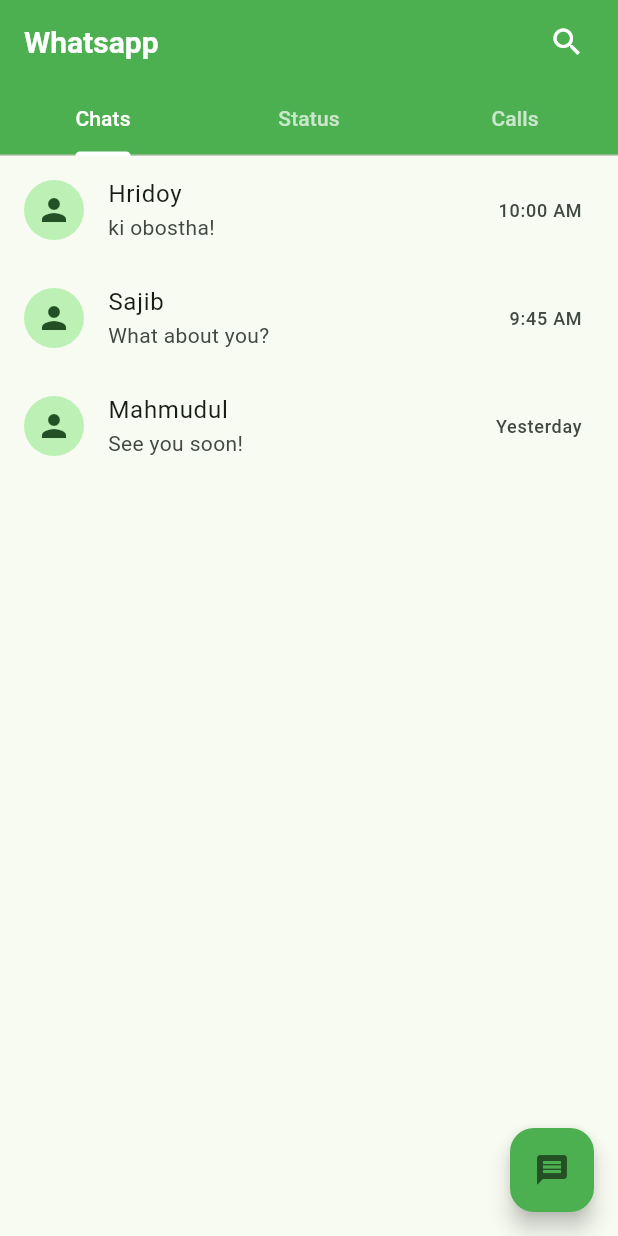
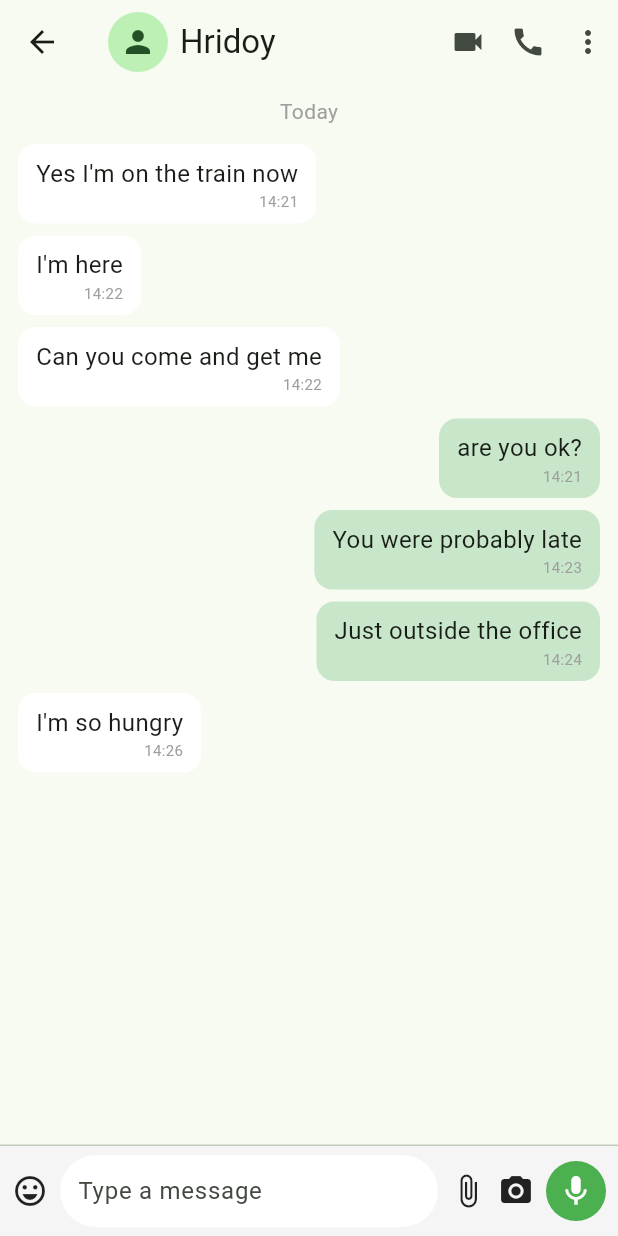
Before and after one commit to hrz07/whatsapp-flutter, a Flutter app: the screen it shows after launch, after a tap on "Hridoy", on a phone screen of 412 x 824 dp. Run offline on Flutter 3.47's test engine with Material 3 defaults, Android fonts, the phone set to English and light mode, and no system bars.

Commit message:
feat: chat inbox screen designed

```diff
--- a/lib/modules/chat/widgets/chat_list.dart
+++ b/lib/modules/chat/widgets/chat_list.dart
@@ -1,5 +1,6 @@
 import 'package:flutter/material.dart';
 import 'package:whatsapp/modules/chat/dummy-data/dummy_chat_list.dart';
+import 'package:whatsapp/modules/inbox/pages/chat_inbox_screen.dart';
 
 class ChatsTab extends StatelessWidget {
   const ChatsTab({super.key});
@@ -18,7 +19,12 @@ class ChatsTab extends StatelessWidget {
           subtitle: Text(chat['message']!),
           trailing: Text(chat['time']!, style: const TextStyle(fontSize: 12)),
           onTap: () {
-            debugPrint('Tapped on ${chat['name']}');
+            Navigator.push(
+              context,
+              MaterialPageRoute(
+                builder: (_) => ChatInboxScreen(name: chat['name']!),
+              ),
+            );
           },
         );
       },
--- /dev/null
+++ b/lib/modules/inbox/pages/chat_inbox_screen.dart
@@ -0,0 +1,121 @@
+import 'package:flutter/material.dart';
+
+class ChatInboxScreen extends StatelessWidget {
+  final String name;
+
+  const ChatInboxScreen({super.key, required this.name});
+
+  @override
+  Widget build(BuildContext context) {
+    final messages = [
+      {'text': 'Yes I\'m on the train now', 'time': '14:21', 'isMe': false},
+      {'text': 'I\'m here', 'time': '14:22', 'isMe': false},
+      {'text': 'Can you come and get me', 'time': '14:22', 'isMe': false},
+      {'text': 'are you ok?', 'time': '14:21', 'isMe': true},
+      {'text': 'You were probably late', 'time': '14:23', 'isMe': true},
+      {'text': 'Just outside the office', 'time': '14:24', 'isMe': true},
+      {'text': 'I\'m so hungry', 'time': '14:26', 'isMe': false},
+    ];
+
+    return Scaffold(
+      appBar: AppBar(
+        title: Row(
+          children: [
+            const CircleAvatar(child: Icon(Icons.person)),
+            const SizedBox(width: 8),
+            Text(name),
+          ],
+        ),
+        actions: const [
+          Icon(Icons.videocam),
+          SizedBox(width: 16),
+          Icon(Icons.call),
+          SizedBox(width: 16),
+          Icon(Icons.more_vert),
+          SizedBox(width: 8),
+        ],
+      ),
+      body: Column(
+        children: [
+          const Padding(
+            padding: EdgeInsets.symmetric(vertical: 8),
+            child: Text("Today", style: TextStyle(color: Colors.grey)),
+          ),
+          Expanded(
+            child: ListView.builder(
+              padding: const EdgeInsets.symmetric(horizontal: 12),
+              itemCount: messages.length,
+              itemBuilder: (context, index) {
+                final msg = messages[index];
+                final isMe = msg['isMe'] as bool;
+                return Align(
+                  alignment: isMe ? Alignment.centerRight : Alignment.centerLeft,
+                  child: Container(
+                    margin: const EdgeInsets.symmetric(vertical: 4),
+                    padding: const EdgeInsets.symmetric(horizontal: 12, vertical: 8),
+                    decoration: BoxDecoration(
+                      color: isMe ? Colors.green[100] : Colors.white,
+                      borderRadius: BorderRadius.circular(12),
+                    ),
+                    child: Column(
+                      crossAxisAlignment: CrossAxisAlignment.end,
+                      children: [
+                        Text(
+                          msg['text'] as String,
+                          style: const TextStyle(fontSize: 16),
+                        ),
+                        Text(
+                          msg['time'] as String,
+                          style: const TextStyle(fontSize: 10, color: Colors.grey),
+                        ),
+                      ],
+                    ),
+                  ),
+                );
+              },
+            ),
+          ),
+          const Divider(height: 1),
+          _buildMessageInput(),
+        ],
+      ),
+    );
+  }
+
+  Widget _buildMessageInput() {
+    return Container(
+      padding: const EdgeInsets.symmetric(horizontal: 8, vertical: 6),
+      color: Colors.grey[100],
+      child: Row(
+        children: [
+          const Icon(Icons.emoji_emotions_outlined),
+          const SizedBox(width: 8),
+          Expanded(
+            child: Container(
+              padding: const EdgeInsets.symmetric(horizontal: 12),
+              decoration: BoxDecoration(
+                color: Colors.white,
+                borderRadius: BorderRadius.circular(24),
+              ),
+              child: TextField(
+                decoration: const InputDecoration(
+                  hintText: 'Type a message',
+                  border: InputBorder.none,
+                ),
+              ),
+            ),
+          ),
+          const SizedBox(width: 8),
+          const Icon(Icons.attach_file),
+          const SizedBox(width: 8),
+          const Icon(Icons.camera_alt),
+          const SizedBox(width: 8),
+          const CircleAvatar(
+            backgroundColor: Colors.green,
+            child: Icon(Icons.mic, color: Colors.white),
+          ),
+        ],
+      ),
+    );
+  }
+}
```
